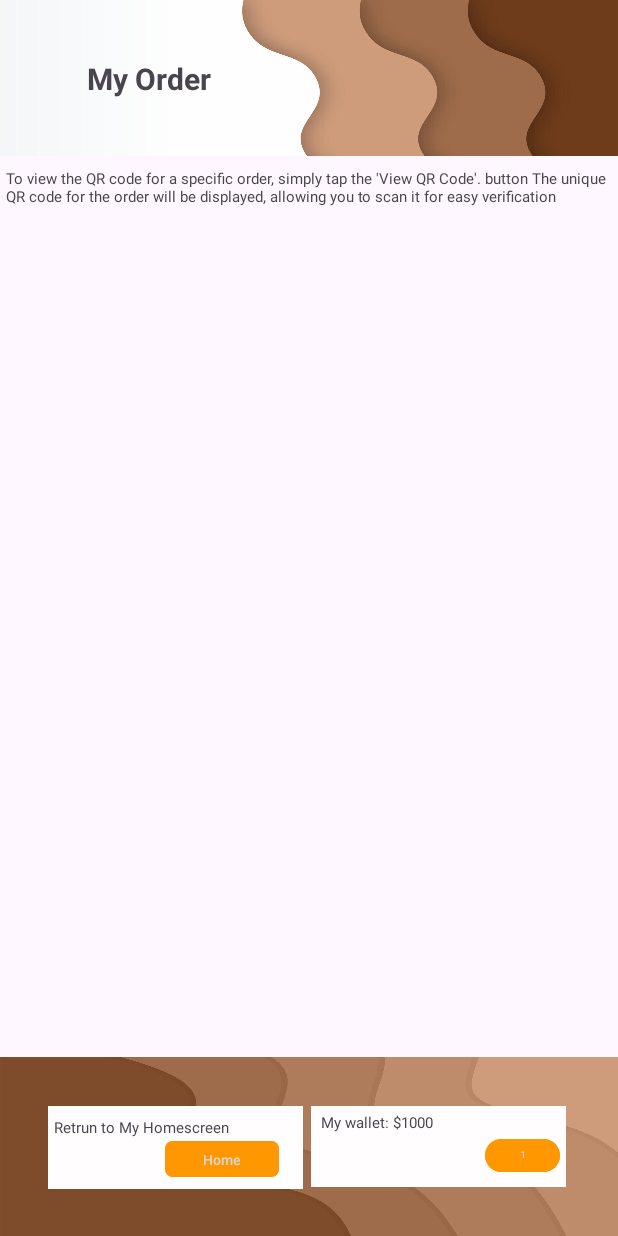
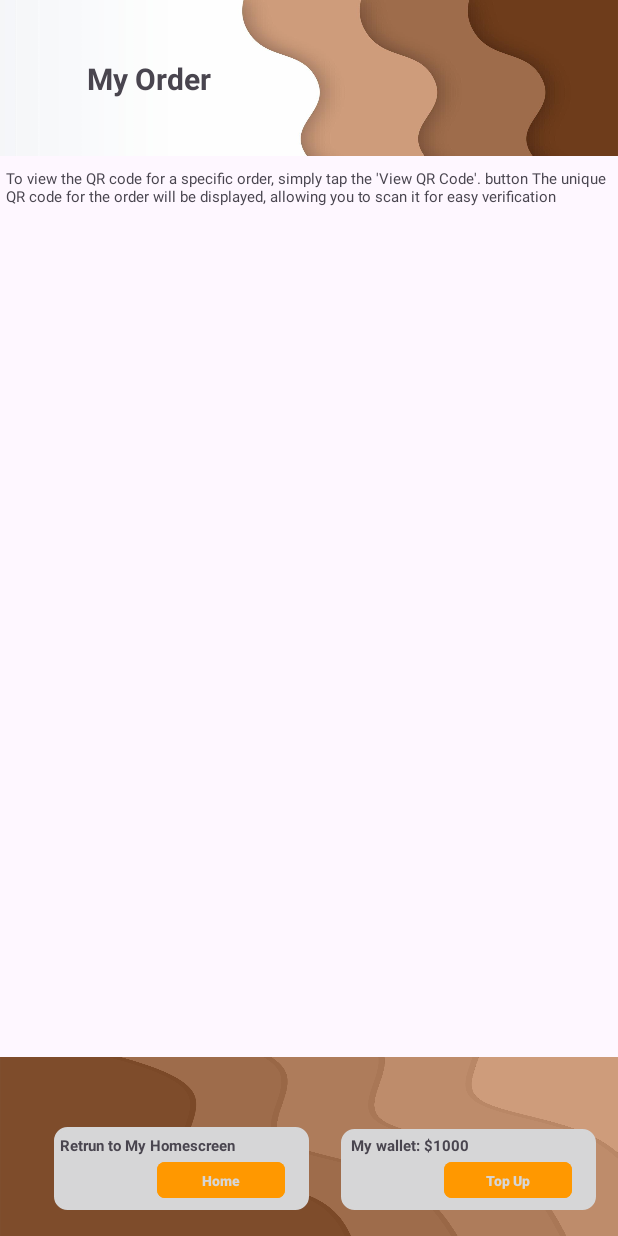
Before and after one commit to randylon032085/beanupnorthmobile, an Android app: the layout activity_my_order.xml on its own in the app's theme, with its tools: preview values and no code run, on a phone screen of 412 x 824 dp. Run offline under Robolectric (Android 15) with nearby library versions, the phone set to English and light mode, and no system bars.

Commit message:
update design

```diff
--- a/app/build.gradle
+++ b/app/build.gradle
@@ -58,7 +58,8 @@ dependencies {
     annotationProcessor 'com.github.bumptech.glide:compiler:4.16.0'
     implementation 'com.journeyapps:zxing-android-embedded:4.3.0'
     implementation 'com.google.firebase:firebase-messaging:23.0.0'
-    implementation 'com.google.android.gms:play-services-maps:18.0.2'
+    implementation 'com.google.android.gms:play-services-maps:19.1.0'
+    implementation 'com.google.android.gms:play-services-location:21.0.1'
 
 
 
--- a/app/src/main/AndroidManifest.xml
+++ b/app/src/main/AndroidManifest.xml
@@ -8,6 +8,8 @@
     <uses-permission android:name="android.permission.WAKE_LOCK" />
     <uses-permission android:name="android.permission.POST_NOTIFICATIONS" />
     <uses-permission android:name="android.permission.FOREGROUND_SERVICE" />
+    <uses-permission android:name="android.permission.ACCESS_FINE_LOCATION" />
+    <uses-permission android:name="android.permission.ACCESS_COARSE_LOCATION" />
 
 
     <application
@@ -21,8 +23,7 @@
         android:theme="@style/Theme.BeanUpNorth"
         tools:targetApi="31">
 
-        <meta-data
-            android:name="com.google.android.geo.API_KEY"
+        <meta-data android:name="com.google.android.geo.API_KEY"
             android:value="AIzaSyCPkBAYrZfe2VZRzfRQ_rNS3yHXDsMl57U" />
         <activity
             android:name=".Maps"
--- a/app/src/main/res/drawable/rounded_border.xml
+++ b/app/src/main/res/drawable/rounded_border.xml
@@ -3,7 +3,7 @@
     android:shape = "rectangle"
     >
     <solid android:color="#612A2A"/>
-    <corners android:radius = "9dp"/>
+    <corners android:radius = "8dp"/>
     <stroke android:width="2dp" android:color="#6F6868"/>
 
 </shape>
--- a/app/src/main/res/layout/activity_my_order.xml
+++ b/app/src/main/res/layout/activity_my_order.xml
@@ -57,12 +57,13 @@
             android:id="@+id/constraintLayout2"
             android:layout_width="170dp"
             android:layout_height="55dp"
-            android:layout_marginStart="32dp"
-            android:background="#FFFDFD"
+            android:layout_marginStart="36dp"
+            android:backgroundTint="@color/white"
+            android:background="@drawable/rounded_border"
             app:layout_constraintBottom_toBottomOf="parent"
             app:layout_constraintStart_toStartOf="parent"
             app:layout_constraintTop_toTopOf="parent"
-            app:layout_constraintVertical_bias="0.506">
+            app:layout_constraintVertical_bias="0.734">
 
             <TextView
                 android:id="@+id/textView3"
@@ -71,14 +72,15 @@
                 android:layout_marginStart="4dp"
                 android:text="Retrun to My Homescreen"
                 android:textSize="10sp"
+                android:textStyle="bold"
                 app:layout_constraintBottom_toBottomOf="parent"
                 app:layout_constraintStart_toStartOf="parent"
                 app:layout_constraintTop_toTopOf="parent"
-                app:layout_constraintVertical_bias="0.17" />
+                app:layout_constraintVertical_bias="0.121" />
 
             <com.google.android.material.button.MaterialButton
                 android:id="@+id/button5"
-                android:layout_width="76dp"
+                android:layout_width="85dp"
                 android:layout_height="32dp"
                 android:layout_marginEnd="16dp"
                 android:backgroundTint="#FF9800"
@@ -87,6 +89,7 @@
                 android:textColor="@color/white"
                 android:textSize="9sp"
                 app:cornerRadius="5dp"
+                android:textStyle="bold"
                 app:layout_constraintBottom_toBottomOf="parent"
                 app:layout_constraintEnd_toEndOf="parent"
                 app:layout_constraintHorizontal_bias="1.0"
@@ -99,30 +102,32 @@
         <androidx.constraintlayout.widget.ConstraintLayout
             android:layout_width="170dp"
             android:layout_height="54dp"
-            android:background="#FFFDFD"
+            android:backgroundTint="@color/white"
+            android:background="@drawable/rounded_border"
             app:layout_constraintBottom_toBottomOf="parent"
             app:layout_constraintEnd_toEndOf="parent"
-            app:layout_constraintHorizontal_bias="0.135"
+            app:layout_constraintHorizontal_bias="0.589"
             app:layout_constraintStart_toEndOf="@+id/constraintLayout2"
-            app:layout_constraintTop_toTopOf="parent">
+            app:layout_constraintTop_toTopOf="parent"
+            app:layout_constraintVertical_bias="0.738">
 
-            <Button
-                android:layout_width="50dp"
-                android:layout_height="30dp"
-                android:layout_marginEnd="4dp"
+            <com.google.android.material.button.MaterialButton
+                android:layout_width="85dp"
+                android:layout_height="32dp"
                 android:backgroundTint="#FF9800"
                 android:text="Top Up"
                 android:textAlignment="center"
                 android:textColor="@color/white"
-                android:textSize="6sp"
+                android:textSize="9sp"
                 android:textStyle="bold"
+                app:cornerRadius="5dp"
                 app:layout_constraintBottom_toBottomOf="parent"
                 app:layout_constraintEnd_toEndOf="parent"
-                app:layout_constraintHorizontal_bias="1.0"
 
-                app:layout_constraintStart_toEndOf="@+id/tvMyWallet"
+                app:layout_constraintHorizontal_bias="0.811"
+                app:layout_constraintStart_toStartOf="parent"
                 app:layout_constraintTop_toTopOf="parent"
-                app:layout_constraintVertical_bias="0.75" />
+                app:layout_constraintVertical_bias="0.818" />
 
             <TextView
                 android:id="@+id/tvMyWallet"
@@ -130,6 +135,7 @@
                 android:layout_height="wrap_content"
                 android:text="My wallet: $1000"
                 android:textSize="10sp"
+                android:textStyle="bold"
                 app:layout_constraintBottom_toBottomOf="parent"
                 app:layout_constraintEnd_toEndOf="parent"
                 app:layout_constraintHorizontal_bias="0.073"
```
Also changed, not shown: app/src/main/java/com/example/beanupnorth/Maps.java (+17 -3 lines), app/src/main/res/layout/activity_home_screen.xml (+18 -12 lines), app/src/main/res/layout/activity_maps.xml (+7 -2 lines), app/src/main/res/layout/item_food.xml (+29 -16 lines).
